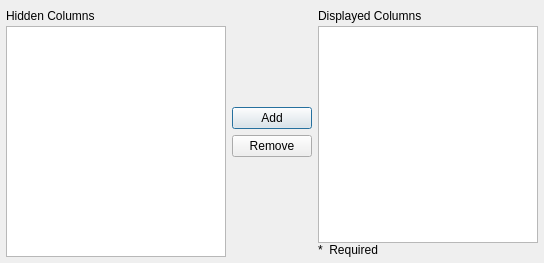
This is FWAdminLib/CustomizeColumns.ui in fw-dev/translations as Qt 5 draws it before an edit. The edited form follows.
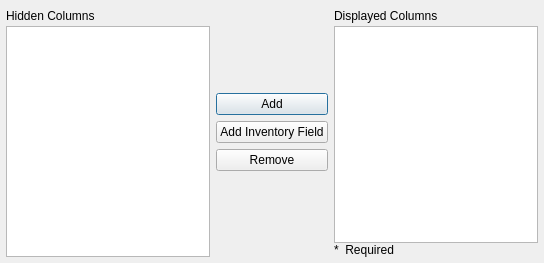
This is the edited form.

```diff
--- a/FWAdminLib/CustomizeColumns.ui
+++ b/FWAdminLib/CustomizeColumns.ui
@@ -108,6 +108,13 @@
        </property>
       </widget>
      </item>
+     <item>
+      <widget class="QPushButton" name="addInventoryFieldButton">
+       <property name="text">
+        <string>Add Inventory Field</string>
+       </property>
+      </widget>
+     </item>
      <item>
       <widget class="QPushButton" name="removeButton">
        <property name="text">
```
